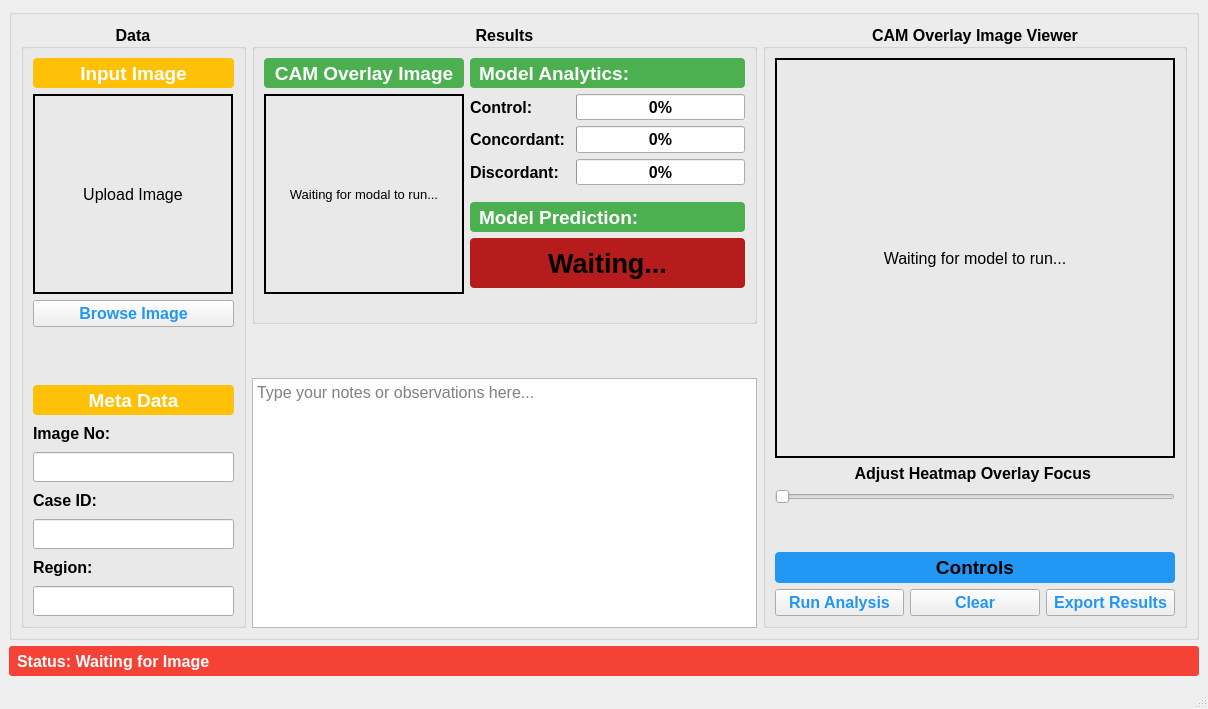
The window that Home_Window/UI/home_window.ui (vijayabalanj1994/ALS_app_v2) describes before a commit, drawn with Qt 5.
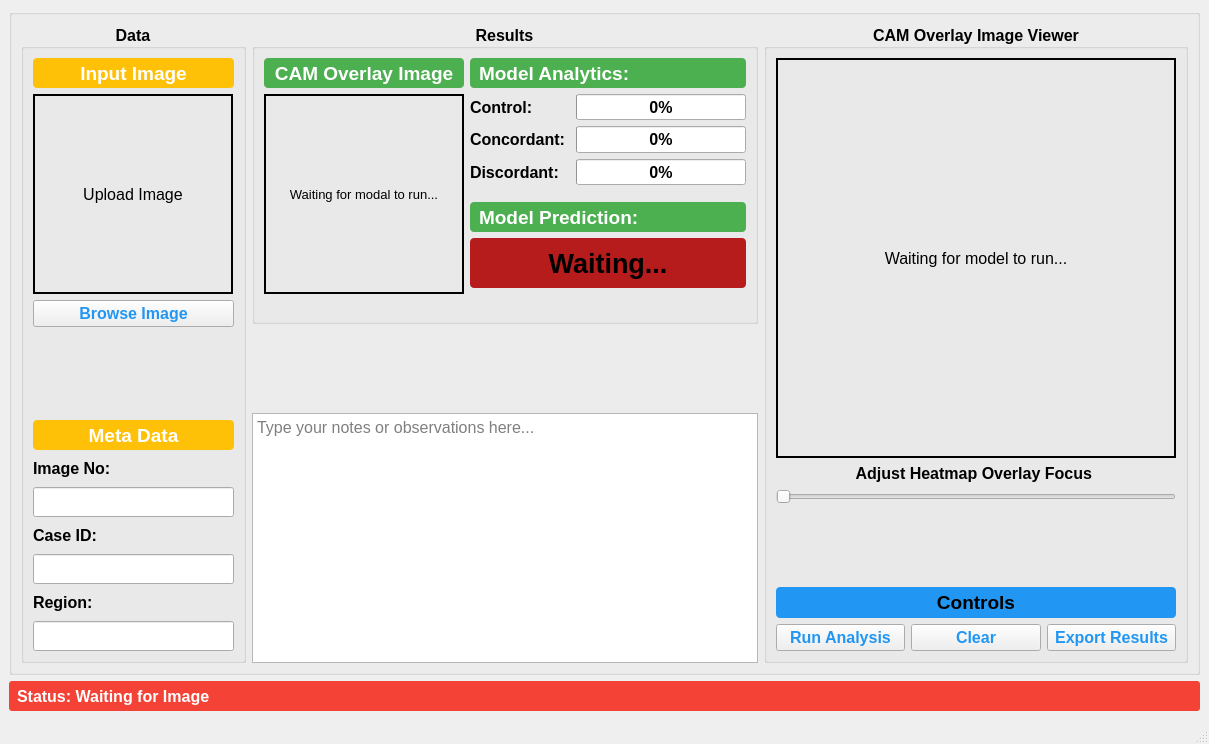
The same window after the commit. Icons and pictures are not drawn.

Patch:
```diff
--- a/Home_Window/UI/home_window.ui
+++ b/Home_Window/UI/home_window.ui
@@ -6,8 +6,8 @@
    <rect>
     <x>0</x>
     <y>0</y>
-    <width>1208</width>
-    <height>709</height>
+    <width>1209</width>
+    <height>744</height>
    </rect>
   </property>
   <property name="maximumSize">
@@ -134,12 +134,13 @@
             <property name="font">
              <font>
               <pointsize>12</pointsize>
-              <weight>50</weight>
-              <bold>false</bold>
+              <weight>75</weight>
+              <bold>true</bold>
              </font>
             </property>
             <property name="styleSheet">
-             <string notr="true"/>
+             <string notr="true">color: #FFC107;
+</string>
             </property>
            </widget>
           </item>
@@ -216,12 +217,13 @@
             <property name="font">
              <font>
               <pointsize>12</pointsize>
-              <weight>50</weight>
-              <bold>false</bold>
+              <weight>75</weight>
+              <bold>true</bold>
              </font>
             </property>
             <property name="styleSheet">
-             <string notr="true"/>
+             <string notr="true">color: #FFC107;
+</string>
             </property>
            </widget>
           </item>
@@ -296,12 +298,13 @@
             <property name="font">
              <font>
               <pointsize>12</pointsize>
-              <weight>50</weight>
-              <bold>false</bold>
+              <weight>75</weight>
+              <bold>true</bold>
              </font>
             </property>
             <property name="styleSheet">
-             <string notr="true"/>
+             <string notr="true">color: #FFC107;
+</string>
             </property>
            </widget>
           </item>
```
Left out of the diff: 4 changed lines with no effect on the pictures.
